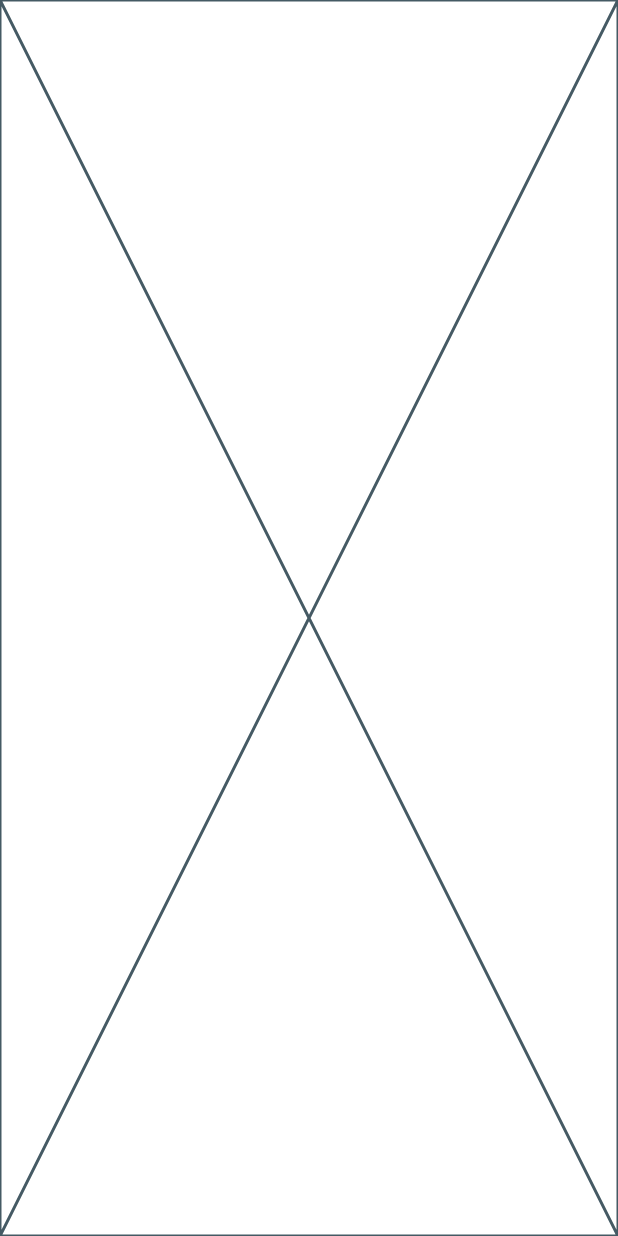
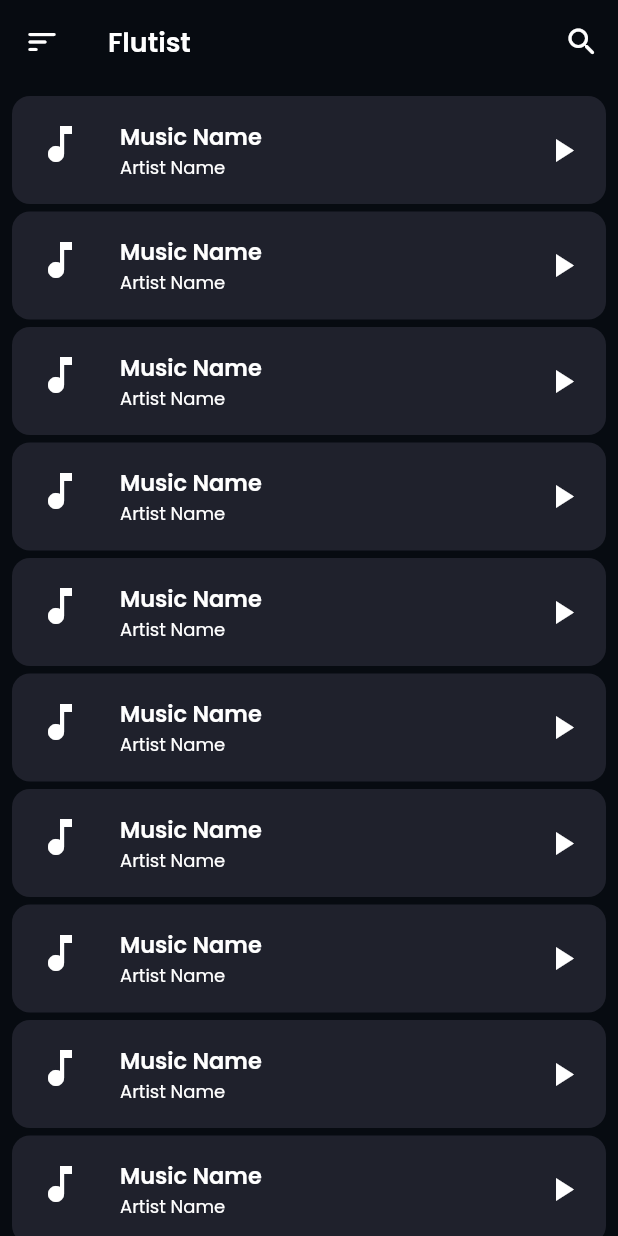
Before and after one commit to mdrabbihossen/flutist, a Flutter app: the screen it shows after launch, on a phone screen of 412 x 824 dp. Run offline on Flutter 3.47's test engine with Material 2 defaults, Android fonts, the phone set to English and light mode, and no system bars; our stand-ins replace google_fonts.

Commit message:
styles added

```diff
--- a/lib/main.dart
+++ b/lib/main.dart
@@ -1,3 +1,4 @@
+import 'package:flutist/utils/colors.dart';
 import 'package:flutist/views/home/screens/home_screen.dart';
 import 'package:flutter/material.dart';
 
@@ -13,7 +14,14 @@ class MyApp extends StatelessWidget {
   Widget build(BuildContext context) {
     return MaterialApp(
       debugShowCheckedModeBanner: false,
-      home: HomeScreen(),
+      theme: ThemeData(
+        scaffoldBackgroundColor: AppColors.bgDarkColor,
+        appBarTheme: const AppBarTheme(
+          backgroundColor: Colors.transparent,
+          elevation: 0,
+        ),
+      ),
+      home: const HomeScreen(),
     );
   }
 }
--- /dev/null
+++ b/lib/utils/styles.dart
@@ -0,0 +1,17 @@
+import 'package:flutist/utils/colors.dart';
+import 'package:flutter/material.dart';
+import 'package:google_fonts/google_fonts.dart';
+
+class AppStyles {
+  static TextStyle textStyle({
+    double? fontSize,
+    FontWeight? fontWeight,
+    Color? color,
+  }) {
+    return GoogleFonts.poppins(
+      fontSize: fontSize ?? 18,
+      fontWeight: fontWeight ?? FontWeight.w600,
+      color: color ?? AppColors.whiteColor,
+    );
+  }
+}
--- a/lib/views/home/screens/home_screen.dart
+++ b/lib/views/home/screens/home_screen.dart
@@ -1,3 +1,5 @@
+import 'package:flutist/utils/colors.dart';
+import 'package:flutist/utils/styles.dart';
 import 'package:flutter/material.dart';
 
 class HomeScreen extends StatelessWidget {
@@ -5,6 +7,70 @@ class HomeScreen extends StatelessWidget {
 
   @override
   Widget build(BuildContext context) {
-    return const Placeholder();
+    return Scaffold(
+      appBar: AppBar(
+        backgroundColor: AppColors.bgDarkColor,
+        leading: const Icon(
+          Icons.sort_rounded,
+          color: AppColors.whiteColor,
+        ),
+        title: Text(
+          "Flutist",
+          style: AppStyles.textStyle(),
+        ),
+        actions: [
+          IconButton(
+            onPressed: () {},
+            icon: const Icon(
+              Icons.search_rounded,
+              color: AppColors.whiteColor,
+            ),
+          ),
+        ],
+      ),
+      body: Padding(
+        padding: const EdgeInsets.all(8.0),
+        child: ListView.builder(
+          itemCount: 100,
+          itemBuilder: (context, index) {
+            return Container(
+              margin: const EdgeInsets.only(bottom: 5),
+              decoration: BoxDecoration(
+                borderRadius: BorderRadius.circular(12),
+              ),
+              child: ListTile(
+                shape: RoundedRectangleBorder(
+                  borderRadius: BorderRadius.circular(12),
+                ),
+                tileColor: AppColors.bgColor,
+                leading: const Icon(
+                  Icons.music_note,
+                  color: AppColors.whiteColor,
+                  size: 32,
+                ),
+                title: Text(
+                  "Music Name",
+                  style: AppStyles.textStyle(
+                    fontSize: 15,
+                  ),
+                ),
+                subtitle: Text(
+                  "Artist Name",
+                  style: AppStyles.textStyle(
+                    fontSize: 12,
+                    fontWeight: FontWeight.normal,
+                  ),
+                ),
+                trailing: const Icon(
+                  Icons.play_arrow,
+                  color: AppColors.whiteColor,
+                  size: 26,
+                ),
+              ),
+            );
+          },
+        ),
+      ),
+    );
   }
 }
```
